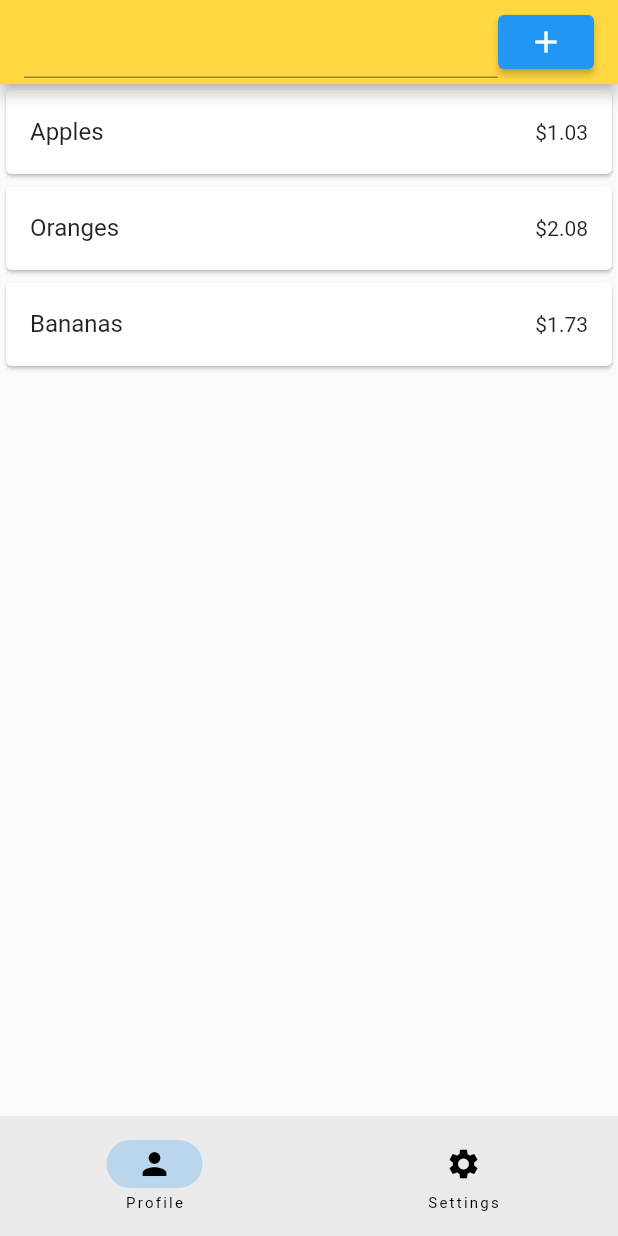
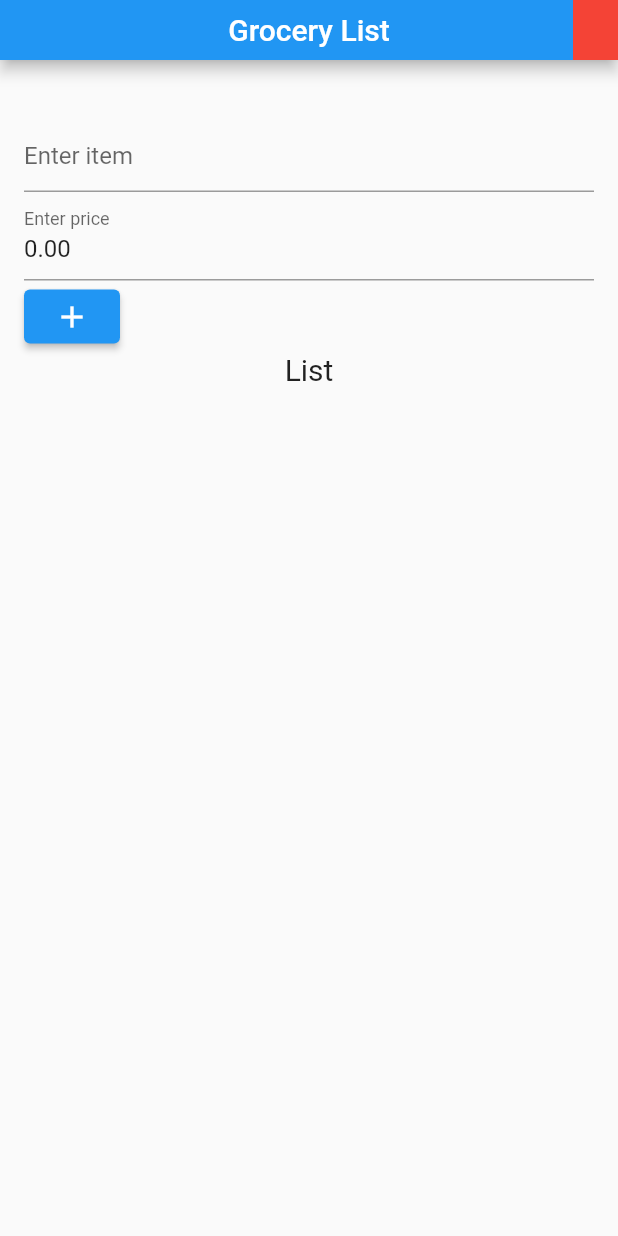
Before and after one commit to mariandanila/shoppinglist, a Flutter app: the screen it shows after launch, on a phone screen of 412 x 824 dp. Run offline on Flutter 3.47's test engine with Material 2 defaults, Android fonts, the phone set to English and light mode, and no system bars.

Commit message:
clickable items in the list

```diff
--- a/lib/models/GroceryModel.dart
+++ b/lib/models/GroceryModel.dart
@@ -3,7 +3,7 @@ class GroceryItem {
   final double price;
 
   GroceryItem({
-    required this.name,
-    required this.price,
+    this.name = '',
+    this.price = 0.00,
   });
 }
--- a/lib/screens/HomeScreen.dart
+++ b/lib/screens/HomeScreen.dart
@@ -1,4 +1,5 @@
 import 'package:flutter/material.dart';
+import 'package:grocery_app/screens/DetailsScreen.dart';
 
 import '../models/GroceryModel.dart';
 
@@ -10,62 +11,137 @@ class HomeScreen extends StatefulWidget {
 }
 
 class _HomeScreenState extends State<HomeScreen> {
-  List<String> groceries = ['Apples', 'Oranges', 'Bananas'];
-  List<double> prices = [1.03, 2.08, 1.73];
   final groceriesItem = TextEditingController();
+  final groceriesPrice = TextEditingController(text: '0.00');
   List<GroceryItem> listOfItems = [];
+  final _formKey = GlobalKey<FormState>();
 
   @override
   void dispose() {
     groceriesItem.dispose();
+    groceriesPrice.dispose();
     super.dispose();
   }
 
-  void addItemToGroceryList() {
-    setState(() {
-      groceries.add(groceriesItem.text);
-      prices.add(1.00);
-    });
+  void addItemToGroceryList(GlobalKey<FormState> formKey) {
+    if (_formKey.currentState != null && _formKey.currentState!.validate()) {
+      setState(
+        () {
+          listOfItems.add(
+            GroceryItem(
+              name: groceriesItem.text,
+              price: double.parse(groceriesPrice.text),
+            ),
+          );
+        },
+      );
+    }
   }
 
   @override
   Widget build(BuildContext context) {
+    double height = MediaQuery.of(context).size.height;
+    double width = MediaQuery.of(context).size.width;
     return Scaffold(
       appBar: AppBar(
-        title: Row(
+        toolbarHeight: 40,
+        title: Text('Grocery List'),
+        centerTitle: true,
+        actions: [
+          Container(
+            width: 30,
+            height: 30,
+            color: Colors.red,
+          )
+        ],
+      ),
+      body: SingleChildScrollView(
+        child: Container(
+          height: height,
+          margin: EdgeInsets.only(left: 16, right: 16),
+          child: Column(
+            mainAxisAlignment: MainAxisAlignment.start,
+            crossAxisAlignment: CrossAxisAlignment.start,
             children: [
-            Expanded(
-              child: TextField(controller: groceriesItem),
+              SizedBox(
+                height: 40,
+              ),
+              Form(
+                key: _formKey,
+                child: TextFormField(
+                    controller: groceriesItem,
+                    decoration: InputDecoration(
+                      hintText: 'Enter item',
+                    ),
+                    validator: (String? text) {
+                      if (text == null || text.isEmpty) {
+                        return 'Text is empty';
+                      }
+                      return null;
+                    }),
+              ),
+              TextField(
+                controller: groceriesPrice,
+                decoration: InputDecoration(labelText: 'Enter price'),
               ),
               ElevatedButton(
                 child: const Icon(Icons.add),
-              onPressed: () => addItemToGroceryList(),
+                onPressed: () {
+                  addItemToGroceryList(_formKey);
+                },
               ),
-          ],
+              Container(
+                // width: width,
+                child: Center(
+                  child: Text(
+                    "List",
+                    textAlign: TextAlign.center,
+                    style: TextStyle(fontSize: 20),
                   ),
-        backgroundColor: Colors.amberAccent,
                 ),
-      body: ListView.builder(
-        itemCount: groceries.length,
+              ),
+              SizedBox(
+                height: 10,
+              ),
+              Container(
+                height: height * 0.4,
+                child: ListView.builder(
+                  itemCount: listOfItems.length,
+                  physics: NeverScrollableScrollPhysics(),
                   itemBuilder: (BuildContext context, int index) {
                     return Card(
                       child: ListTile(
-              title: Text(groceries[index]),
-              trailing: Text('\$${prices[index]}'),
+                        title: Text(listOfItems[index].name),
+                        trailing: Text('\$${listOfItems[index].price}'),
+                        onTap: () {
+                          Navigator.push(
+                            context,
+                            MaterialPageRoute(
+                              builder: (context) => DetailsScreen(item: listOfItems[index]),
+                              settings:
+                                  RouteSettings(arguments: listOfItems[index]),
                             ),
                           );
                         },
                       ),
-      bottomNavigationBar: NavigationBar(destinations: [
-        NavigationDestination(
-          icon: Icon(Icons.person),
-          label: 'Profile',
+                    );
+                  },
                 ),
-        NavigationDestination(
-          icon: Icon(Icons.settings),
-          label: 'Settings',
               ),
-      ]),
+            ],
+          ),
+        ),
+      ),
+      // bottomNavigationBar: NavigationBar(destinations: [
+      //   NavigationDestination(
+      //     icon: Icon(Icons.person),
+      //     label: 'Profile',
+      //   ),
+      //   NavigationDestination(
+      //     icon: Icon(Icons.settings),
+      //     label: 'Settings',
+      //   ),
+      // ]),
     );
   }
 }
```
Also changed, not shown: lib/main.dart (+10 -3 lines), lib/screens/DetailsScreen.dart (added, +31 -0 lines). Lines whose indentation alone changed are shown as unchanged.
